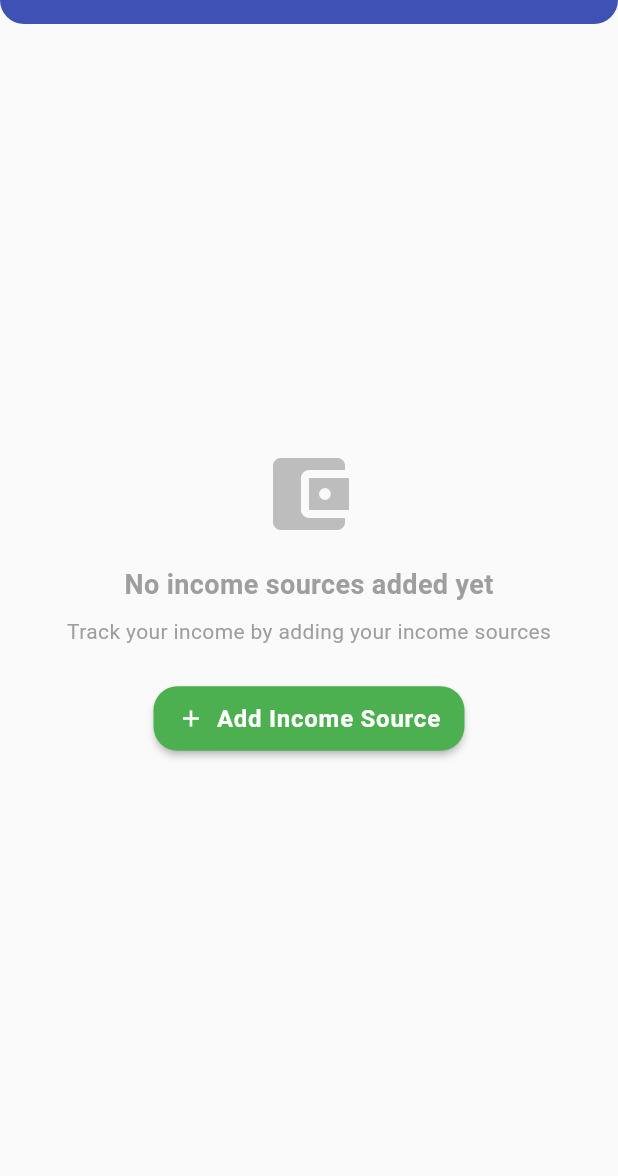
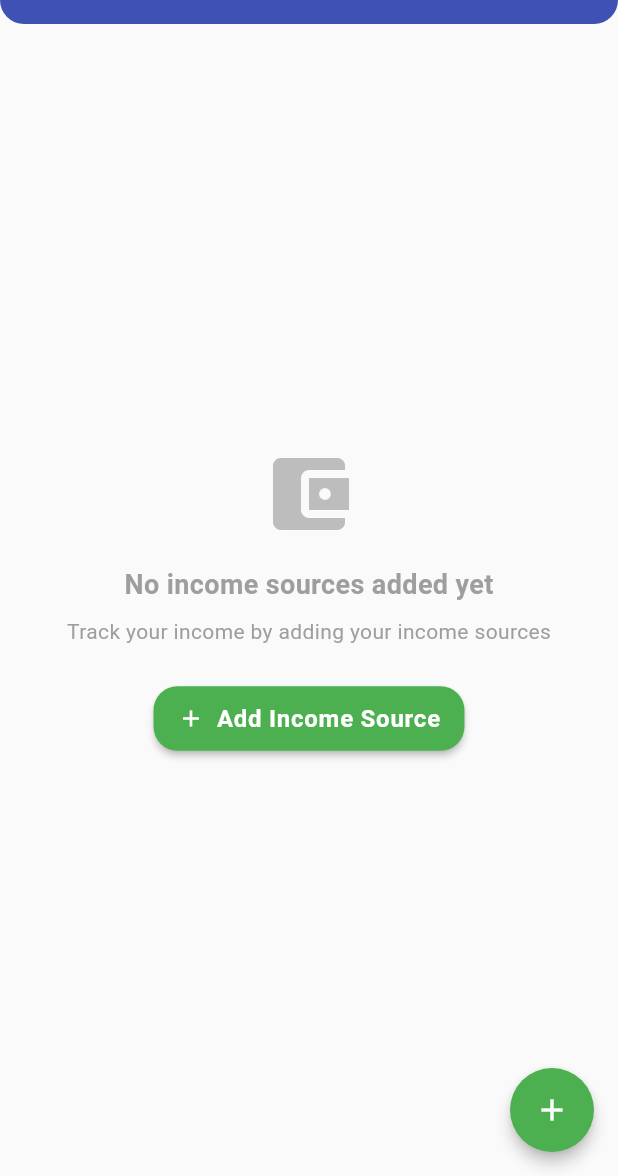
Before and after one commit to bi-danski/FinanceFlow_app, a Flutter app: the IncomeScreen screen opened by its route, on a phone screen of 412 x 824 dp, the part 60-1236 px from its top. Run offline on Flutter 3.47's test engine with Material 3 defaults, Android fonts, the phone set to English and light mode, and no system bars; our stand-ins replace cloud_firestore, connectivity_plus, firebase_auth, firebase_core, firebase_storage, fl_chart and 10 more; missing offline and left inert: flutter_sms_inbox; accounts and stored records are empty.

Commit message:
dded a persistent “+” FloatingActionButton to IncomeScreen ’s Scaffold

```diff
--- a/lib/views/income/income_screen.dart
+++ b/lib/views/income/income_screen.dart
@@ -79,6 +79,23 @@
       drawer: AppNavigationDrawer(
         selectedIndex: _selectedIndex,
         onItemSelected: _onItemSelected,
+      ),
+      floatingActionButton: FloatingActionButton(
+        onPressed: () async {
+          final result = await Navigator.push(
+            context,
+            MaterialPageRoute(
+              builder: (context) => const IncomeFormScreen(),
+            ),
+          );
+          if (result == true) {
+            _loadIncomeSources();
+          }
+        },
+        backgroundColor: AppTheme.incomeColor,
+        foregroundColor: Colors.white,
+        child: const Icon(Icons.add),
+        tooltip: 'Add Income Source',
       ),
     );
   }
```
